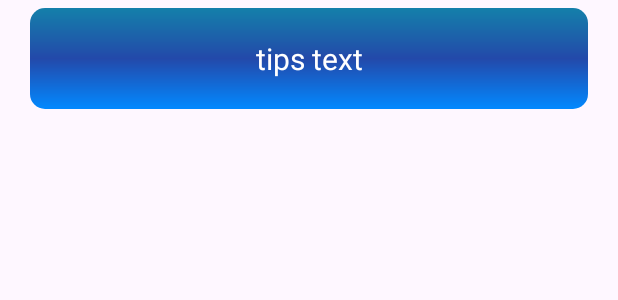
After one commit to PrabhakarYdv/Fitness-App, an Android app: the layout food_layout.xml on its own in the app's theme, with its tools: preview values and no code run, on a phone screen of 412 x 824 dp. The commit adds this screen. Shown: the top 300 px of the screen. Run offline under Robolectric (Android 15) with nearby library versions, the phone set to English and light mode, and no system bars; Roboto replaces fonts that are not available here.

Commit message:
Food RecyclerView

```diff
--- a/app/build.gradle.kts
+++ b/app/build.gradle.kts
@@ -49,6 +49,8 @@ dependencies {
     androidTestImplementation("androidx.test.espresso:espresso-core:3.5.1")
 
 //    Gif ImageView
+    implementation("pl.droidsonroids.gif:android-gif-drawable:1.2.29")
 
-    implementation("pl.droidsonroids.gif:android-gif-drawable:1.2.29")
+//    Material Design
+    implementation("com.google.android.material:material:1.12.0")
 }
--- /dev/null
+++ b/app/src/main/java/com/prabhakar/fitnessapp/TipsModel.kt
@@ -0,0 +1,3 @@
+package com.prabhakar.fitnessapp
+
+data class TipsModel(val tips: String)
--- /dev/null
+++ b/app/src/main/res/drawable/text_bg.xml
@@ -0,0 +1,11 @@
+<?xml version="1.0" encoding="utf-8"?>
+<shape xmlns:android="http://schemas.android.com/apk/res/android"
+    android:shape="rectangle">
+
+    <gradient
+        android:angle="90"
+        android:centerColor="#2349AA"
+        android:endColor="#1480AA"
+        android:startColor="#0289FF" />
+    <corners android:radius="10dp" />
+</shape>
--- /dev/null
+++ b/app/src/main/res/layout/food_layout.xml
@@ -0,0 +1,23 @@
+<?xml version="1.0" encoding="utf-8"?>
+<LinearLayout xmlns:android="http://schemas.android.com/apk/res/android"
+    android:layout_width="match_parent"
+    android:layout_height="wrap_content"
+    android:orientation="vertical">
+
+    <TextView
+        android:id="@+id/tips_text"
+        android:layout_width="match_parent"
+        android:layout_height="wrap_content"
+        android:layout_gravity="center"
+        android:layout_marginHorizontal="20dp"
+        android:layout_marginVertical="5dp"
+        android:background="@drawable/text_bg"
+        android:gravity="center"
+        android:lineSpacingExtra="2dp"
+        android:paddingHorizontal="40dp"
+        android:paddingVertical="20dp"
+        android:text="tips text"
+        android:textColor="#FFFFFF"
+        android:textSize="20dp" />
+
+</LinearLayout>
```
Also changed, not shown: app/src/main/java/com/prabhakar/fitnessapp/FoodAdapter.kt (added, +24 -0 lines), app/src/main/java/com/prabhakar/fitnessapp/FoodViewHolder.kt (added, +11 -0 lines), app/src/main/res/drawable/left_arrow.xml (renamed from app/src/main/res/drawable/right_arrow.xml, +3 -5 lines), app/src/main/res/layout/activity_food.xml (+36 -2 lines).
